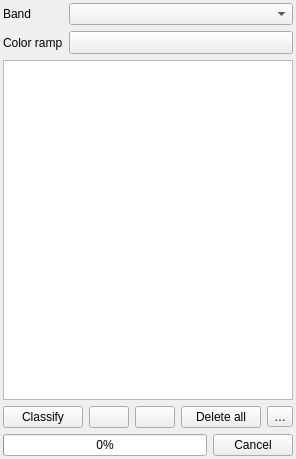
qgis/QGIS, file src/ui/qgspalettedrendererwidgetbase.ui: the form before one commit.
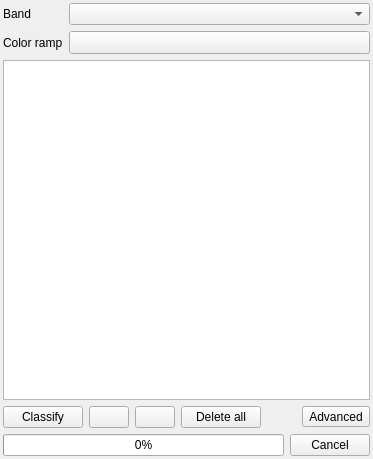
The form after the commit. Icons and pictures are not drawn. Custom widgets are drawn as their Qt base class.

Commit message: Add spacer to palleted renderer widget

The edit to the form file:
```diff
--- a/src/ui/qgspalettedrendererwidgetbase.ui
+++ b/src/ui/qgspalettedrendererwidgetbase.ui
@@ -6,7 +6,7 @@
    <rect>
     <x>0</x>
     <y>0</y>
-    <width>277</width>
+    <width>373</width>
     <height>459</height>
    </rect>
   </property>
@@ -79,13 +79,26 @@
        </property>
       </widget>
      </item>
+     <item>
+      <spacer name="horizontalSpacer">
+       <property name="orientation">
+        <enum>Qt::Horizontal</enum>
+       </property>
+       <property name="sizeHint" stdset="0">
+        <size>
+         <width>40</width>
+         <height>20</height>
+        </size>
+       </property>
+      </spacer>
+     </item>
      <item>
       <widget class="QToolButton" name="mButtonAdvanced">
        <property name="toolTip">
         <string>Advanced options</string>
        </property>
        <property name="text">
-        <string>…</string>
+        <string>Advanced</string>
        </property>
        <property name="popupMode">
         <enum>QToolButton::InstantPopup</enum>
```
